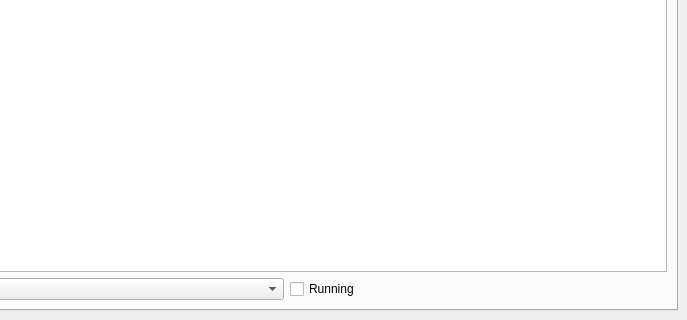
First picture: the form in ui/manager.ui, repository nalquas/vokey, before the edit; both pictures show x 113 to 800 and y 280 to 600 of the 800 by 600 pixel window.
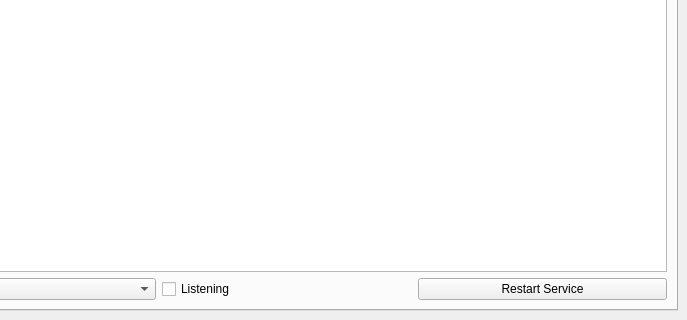
Second picture: the form after the edit. Icons and pictures are not drawn.

```diff
--- a/ui/manager.ui
+++ b/ui/manager.ui
@@ -65,7 +65,23 @@
              <string>&lt;html&gt;&lt;head/&gt;&lt;body&gt;&lt;p&gt;Should Vokey be running or paused?&lt;/p&gt;&lt;/body&gt;&lt;/html&gt;</string>
             </property>
             <property name="text">
-             <string>Running</string>
+             <string>Listening</string>
+            </property>
+           </widget>
+          </item>
+          <item>
+           <widget class="QPushButton" name="pushButton_restart">
+            <property name="text">
+             <string>Restart Service</string>
+            </property>
+            <property name="icon">
+             <iconset theme="refreshstructure"/>
+            </property>
+            <property name="iconSize">
+             <size>
+              <width>16</width>
+              <height>16</height>
+             </size>
             </property>
            </widget>
           </item>
```
Left out of the diff: 16 changed lines with no effect on the pictures.
